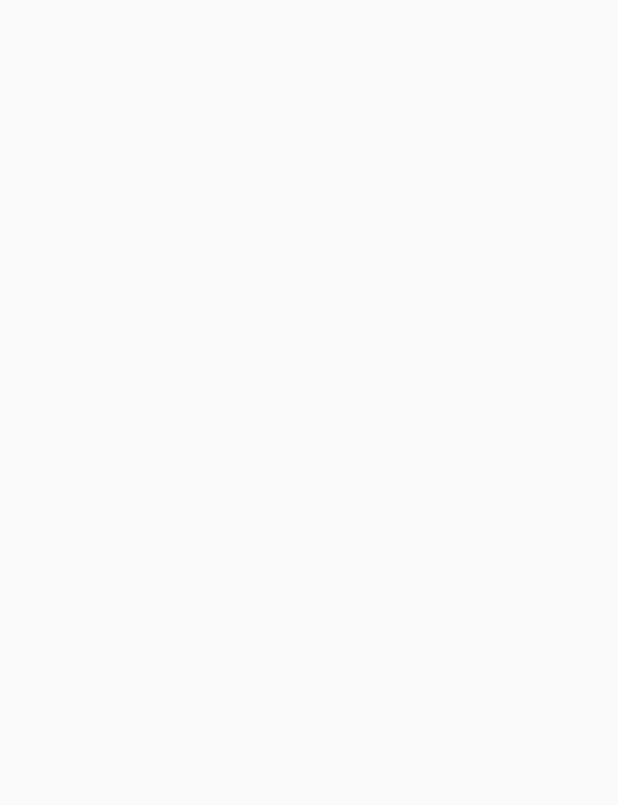
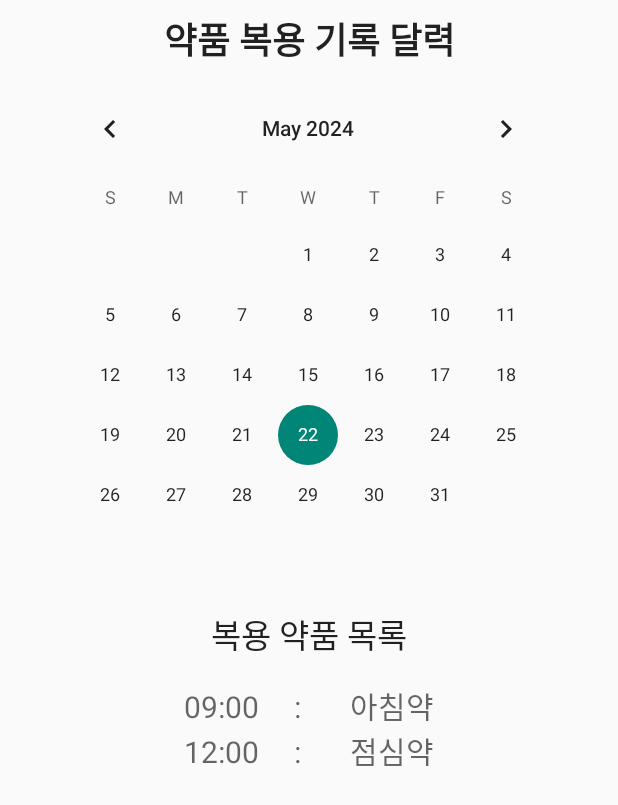
Before and after one commit to wpdnd0414/Med_Quick, an Android app built with Jetpack Compose: the Calendar screen opened directly, with no data from a screen before it, on a phone screen of 412 x 824 dp. Before the commit the part shown is empty. Shown: the top 805 px of the screen. Run offline under Robolectric (Android 15) with nearby library versions, the phone set to English and light mode, and no system bars; 1 statement that could not run was skipped.

Commit message:
캘린더 xml 1차
구글 검색과 챗피티의 혼합

```diff
--- a/app/src/main/res/layout/activity_calendar.xml
+++ b/app/src/main/res/layout/activity_calendar.xml
@@ -1,10 +1,71 @@
 <?xml version="1.0" encoding="utf-8"?>
+
 <androidx.constraintlayout.widget.ConstraintLayout xmlns:android="http://schemas.android.com/apk/res/android"
     xmlns:app="http://schemas.android.com/apk/res-auto"
-    xmlns:tools="http://schemas.android.com/tools"
-    android:id="@+id/main"
+
     android:layout_width="match_parent"
-    android:layout_height="match_parent"
-    tools:context=".Calendar">
+    android:layout_height="wrap_content"
+    android:orientation="vertical" >
+
+
+    <CalendarView
+        android:layout_width="wrap_content"
+        android:layout_height="wrap_content"
+        android:id="@+id/calendarView"
+        app:layout_constraintStart_toStartOf="parent"
+        android:layout_marginLeft="8dp" android:layout_marginStart="8dp" app:layout_constraintEnd_toEndOf="parent"
+        android:layout_marginEnd="8dp" android:layout_marginRight="8dp"
+        app:layout_constraintHorizontal_bias="0.488" android:layout_marginTop="8dp"
+        app:layout_constraintTop_toBottomOf="@+id/textView3"/>
+
+    <TextView
+        android:id="@+id/diaryTextView"
+        android:layout_width="0dp"
+        android:layout_height="wrap_content"
+        android:layout_marginStart="30dp"
+        android:layout_marginTop="16dp"
+        android:layout_marginEnd="30dp"
+        android:gravity="center"
+        android:text="복용 약품 목록"
+        android:textAppearance="@style/TextAppearance.AppCompat.Large"
+        app:layout_constraintEnd_toEndOf="parent"
+        app:layout_constraintStart_toStartOf="parent"
+        app:layout_constraintTop_toBottomOf="@+id/calendarView" />
+
+    <TextView
+        android:id="@+id/contextEditText"
+        android:layout_width="0dp"
+        android:layout_height="140dp"
+        android:layout_marginStart="30dp"
+        android:layout_marginTop="16dp"
+        android:layout_marginEnd="30dp"
+        android:hint="09:00     :       아침약\n12:00     :       점심약"
+        android:textAlignment="center"
+        android:textSize="20sp"
+        android:visibility="visible"
+        app:layout_constraintEnd_toEndOf="parent"
+        app:layout_constraintStart_toStartOf="parent"
+        app:layout_constraintTop_toBottomOf="@+id/diaryTextView" />
+
+
+
+    <TextView
+        android:id="@+id/textView3"
+        android:layout_width="0dp"
+        android:layout_height="wrap_content"
+        android:layout_marginStart="8dp"
+        android:layout_marginTop="8dp"
+        android:layout_marginEnd="8dp"
+        android:gravity="center"
+        android:text="약품 복용 기록 달력"
+        android:textAppearance="@style/TextAppearance.AppCompat.Large"
+        android:textSize="24sp"
+        android:textStyle="bold"
+        app:layout_constraintEnd_toEndOf="parent"
+        app:layout_constraintStart_toStartOf="parent"
+        app:layout_constraintTop_toTopOf="parent" />
+
+
+
 
 </androidx.constraintlayout.widget.ConstraintLayout>
```
